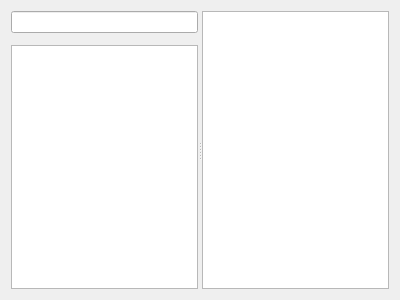
Before: the Qt Designer form plugins/eventmonitor/eventmonitorwidget.ui in KDAB/GammaRay, drawn with Qt 5.
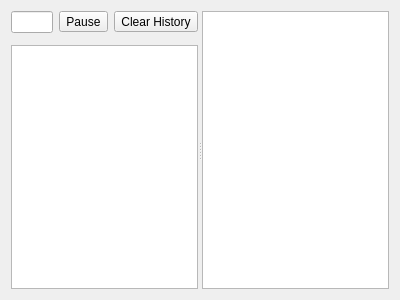
After: the same form once the commit is applied. Custom widgets are drawn as their Qt base class.

Commit message: Add pause and clear button to Event Monitor

Diff of the .ui file:
```diff
--- a/plugins/eventmonitor/eventmonitorwidget.ui
+++ b/plugins/eventmonitor/eventmonitorwidget.ui
@@ -32,6 +32,23 @@
          <item>
           <widget class="QLineEdit" name="eventSearchLine"/>
          </item>
+         <item>
+          <widget class="QToolButton" name="pauseButton">
+           <property name="text">
+            <string>Pause</string>
+           </property>
+           <property name="checkable">
+            <bool>true</bool>
+           </property>
+          </widget>
+         </item>
+         <item>
+          <widget class="QToolButton" name="clearButton">
+           <property name="text">
+            <string>Clear History</string>
+           </property>
+          </widget>
+         </item>
         </layout>
        </item>
        <item>
```
The commit also changes 7 other files.
